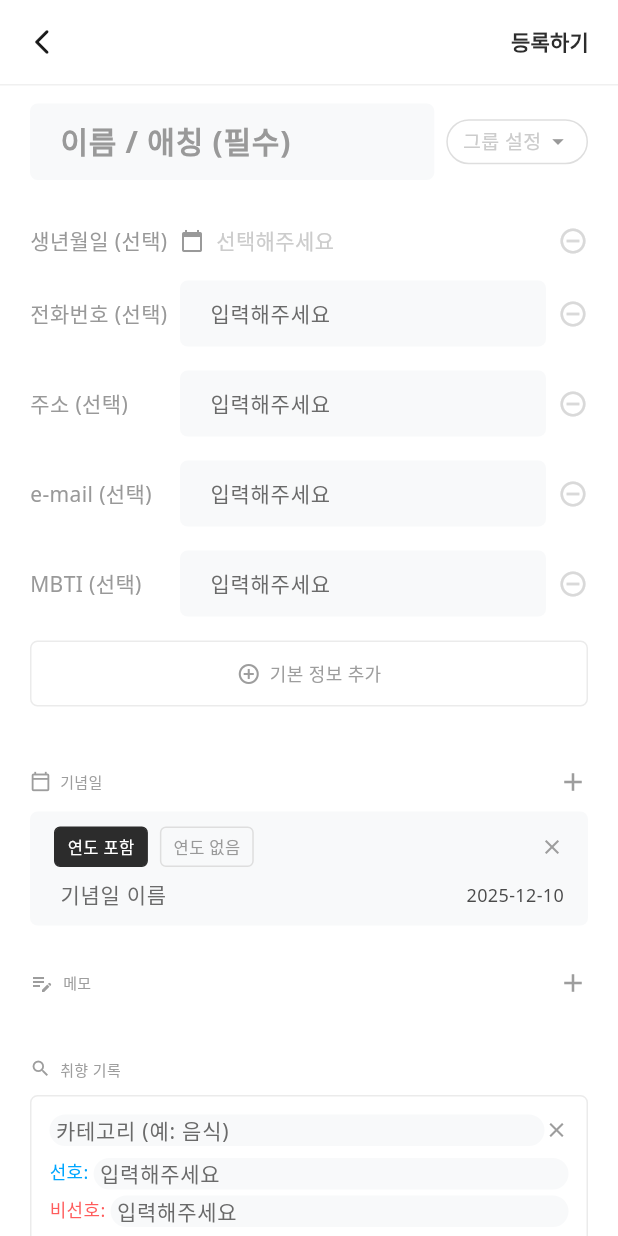
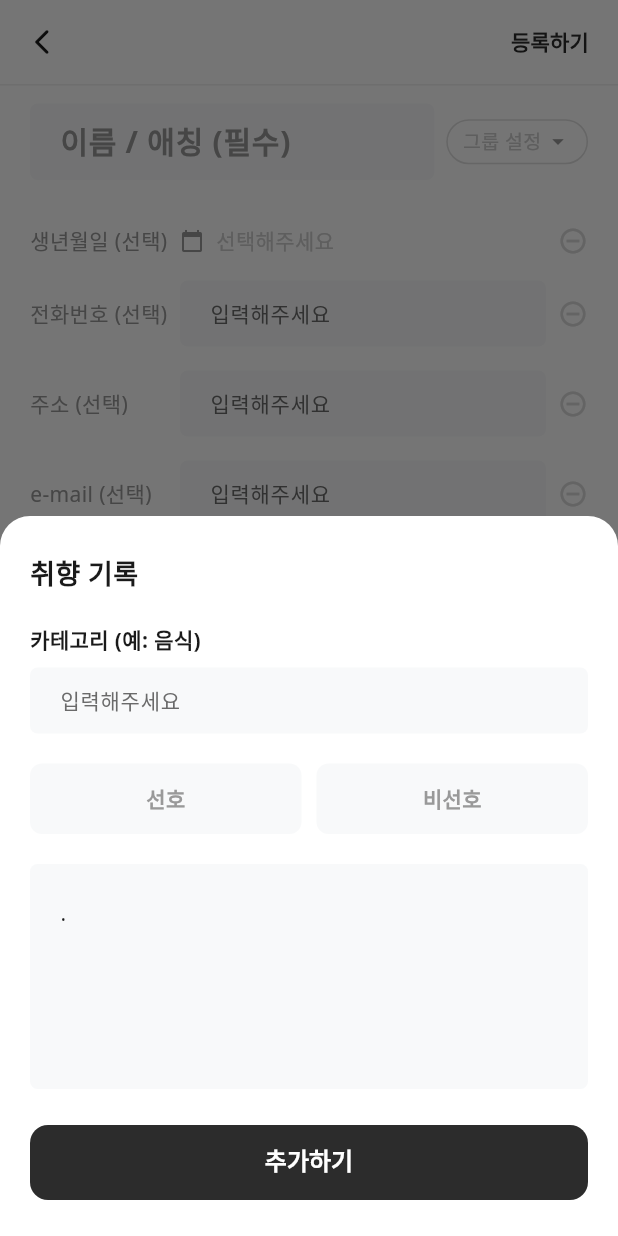
Before and after one commit to uiiuodo/testedn5, a Flutter app: the PersonEditScreen screen opened directly, after a tap on the "add" icon, after a tap on "취향 기록 추가하기", on a phone screen of 412 x 824 dp. Run offline on Flutter 3.47's test engine with Material 3 defaults, Android fonts, the phone set to English and light mode, and no system bars; our stand-ins replace firebase_core, get, hive, hive_flutter, shared_preferences, table_calendar; missing offline and left inert: lunar; accounts and stored records are empty; Roboto replaces fonts that are missing (Noto Sans).

Commit message:
등록화면 수정

```diff
--- a/lib/ui/page/people/person_edit_screen.dart
+++ b/lib/ui/page/people/person_edit_screen.dart
@@ -5,6 +5,7 @@ import '../../theme/app_colors.dart';
 import '../../theme/app_text_styles.dart';
 import '../../widgets/common/custom_app_bar.dart';
 import '../../widgets/common/custom_input_field.dart';
+import 'preference_add_bottom_sheet.dart';
 import '../../widgets/common/group_add_bottom_sheet.dart';
 import '../../widgets/common/group_dropdown_menu.dart';
 import '../../widgets/common/group_management_bottom_sheet.dart';
@@ -717,39 +718,47 @@ class PersonEditScreen extends StatelessWidget {
                     final pref = entry.value;
                     return Container(
                       margin: const EdgeInsets.only(bottom: 8),
-                      padding: const EdgeInsets.all(12),
+                      padding: const EdgeInsets.symmetric(
+                        horizontal: 16,
+                        vertical: 10,
+                      ),
                       decoration: BoxDecoration(
-                        color: Colors.white,
+                        color: AppColors.surface,
                         borderRadius: BorderRadius.circular(5),
-                        border: Border.all(color: const Color(0xFFEBEBEB)),
                       ),
-                      child: Column(
+                      child: Row(
                         crossAxisAlignment: CrossAxisAlignment.start,
                         children: [
-                          Row(
-                            mainAxisAlignment: MainAxisAlignment.spaceBetween,
-                            children: [
                           Expanded(
-                                child: TextFormField(
-                                  initialValue: pref.title,
-                                  onChanged: (value) {
-                                    controller.updatePreference(
-                                      index,
-                                      value,
-                                      pref.like ?? '',
-                                      pref.dislike ?? '',
-                                    );
-                                  },
+                            child: RichText(
+                              text: TextSpan(
                                 style: const TextStyle(
                                   fontSize: 13,
+                                  color: Color(0xFF2A2A2A),
+                                  height: 1.4,
+                                ),
+                                children: [
+                                  TextSpan(
+                                    text: '${pref.title} ',
+                                    style: const TextStyle(
+                                      fontWeight: FontWeight.bold,
+                                    ),
+                                  ),
+                                  TextSpan(
+                                    text: pref.like != null
+                                        ? '- 선호 : '
+                                        : '- 비선호 : ',
+                                    style: TextStyle(
+                                      color: pref.like != null
+                                          ? AppColors.primary
+                                          : const Color(0xFFFF5252),
                                       fontWeight: FontWeight.w500,
-                                    color: Color(0xFF404040),
                                     ),
-                                  decoration: const InputDecoration(
-                                    isDense: true,
-                                    contentPadding: EdgeInsets.zero,
-                                    border: InputBorder.none,
-                                    hintText: '카테고리 (예: 음식)',
+                                  ),
+                                  TextSpan(
+                                    text: pref.like ?? pref.dislike ?? '',
+                                  ),
+                                ],
                               ),
                             ),
                           ),
@@ -765,91 +774,27 @@ class PersonEditScreen extends StatelessWidget {
                           ),
                         ],
                       ),
-                          const SizedBox(height: 8),
-                          Row(
-                            crossAxisAlignment: CrossAxisAlignment.start,
-                            children: [
-                              const Text(
-                                '선호: ',
-                                style: TextStyle(
-                                  fontSize: 12,
-                                  color: Color(0xFF00A6FF),
-                                ),
-                              ),
-                              Expanded(
-                                child: TextFormField(
-                                  initialValue: pref.like,
-                                  onChanged: (value) {
-                                    controller.updatePreference(
-                                      index,
-                                      pref.title,
-                                      value,
-                                      pref.dislike ?? '',
-                                    );
-                                  },
-                                  maxLines: null,
-                                  style: const TextStyle(
-                                    fontSize: 12,
-                                    color: Color(0xFF464646),
-                                  ),
-                                  decoration: const InputDecoration(
-                                    isDense: true,
-                                    contentPadding: EdgeInsets.zero,
-                                    border: InputBorder.none,
-                                    hintText: '입력해주세요',
-                                  ),
-                                ),
-                              ),
-                            ],
-                          ),
-                          const SizedBox(height: 4),
-                          Row(
-                            crossAxisAlignment: CrossAxisAlignment.start,
-                            children: [
-                              const Text(
-                                '비선호: ',
-                                style: TextStyle(
-                                  fontSize: 12,
-                                  color: Color(0xFFFF5C5C),
-                                ),
-                              ),
-                              Expanded(
-                                child: TextFormField(
-                                  initialValue: pref.dislike,
-                                  onChanged: (value) {
-                                    controller.updatePreference(
-                                      index,
-                                      pref.title,
-                                      pref.like ?? '',
-                                      value,
-                                    );
-                                  },
-                                  maxLines: null,
-                                  style: const TextStyle(
-                                    fontSize: 12,
-                                    color: Color(0xFF464646),
-                                  ),
-                                  decoration: const InputDecoration(
-                                    isDense: true,
-                                    contentPadding: EdgeInsets.zero,
-                                    border: InputBorder.none,
-                                    hintText: '입력해주세요',
-                                  ),
-                                ),
-                              ),
-                            ],
-                          ),
-                        ],
-                      ),
                     );
                   }).toList(),
                 ),
               ),
+              const SizedBox(height: 16),
+
               // Add Preference Button
               _buildAddButton(
                 label: '취향 기록 추가하기',
                 onTap: () {
-                  controller.addPreference('', '', '');
+                  showModalBottomSheet(
+                    context: context,
+                    isScrollControlled: true,
+                    backgroundColor: Colors.transparent,
+                    builder: (context) => PreferenceAddBottomSheet(
+                      onAdd: (category, isLike, contents) {
+                        controller.addPreferences(category, isLike, contents);
+                        Get.back();
+                      },
+                    ),
+                  );
                 },
               ),
               const SizedBox(height: 40),
--- /dev/null
+++ b/lib/ui/page/people/preference_add_bottom_sheet.dart
@@ -0,0 +1,251 @@
+import 'package:flutter/material.dart';
+import 'package:get/get.dart';
+import '../../theme/app_colors.dart';
+
+import '../../widgets/common/custom_input_field.dart';
+
+class PreferenceAddBottomSheet extends StatefulWidget {
+  final Function(String category, bool isLike, List<String> contents) onAdd;
+
+  const PreferenceAddBottomSheet({super.key, required this.onAdd});
+
+  @override
+  State<PreferenceAddBottomSheet> createState() =>
+      _PreferenceAddBottomSheetState();
+}
+
+class _PreferenceAddBottomSheetState extends State<PreferenceAddBottomSheet> {
+  final TextEditingController _categoryController = TextEditingController();
+  final TextEditingController _contentController = TextEditingController();
+
+  // true: Like, false: Dislike, null: Not selected
+  bool? _isLike;
+
+  @override
+  void initState() {
+    super.initState();
+    // Start with a bullet point
+    _contentController.text = '· ';
+  }
+
+  @override
+  void dispose() {
+    _categoryController.dispose();
+    _contentController.dispose();
+    super.dispose();
+  }
+
+  void _handleContentChange(String value) {
+    // Simple auto-bullet logic
+    // If the user just pressed enter (newline), add a bullet
+    if (value.endsWith('\n')) {
+      final newValue = '$value· ';
+      _contentController.value = TextEditingValue(
+        text: newValue,
+        selection: TextSelection.collapsed(offset: newValue.length),
+      );
+    }
+  }
+
+  void _submit() {
+    final category = _categoryController.text.trim();
+    if (category.isEmpty) {
+      Get.snackbar('알림', '카테고리를 입력해주세요.');
+      return;
+    }
+
+    if (_isLike == null) {
+      Get.snackbar('알림', '선호/비선호를 선택해주세요.');
+      return;
+    }
+
+    // Parse content
+    final rawLines = _contentController.text.split('\n');
+    final validContents = <String>[];
+
+    for (final line in rawLines) {
+      // Remove leading bullet and whitespace
+      var cleanLine = line.trim();
+      if (cleanLine.startsWith('·')) {
+        cleanLine = cleanLine.substring(1).trim();
+      }
+
+      if (cleanLine.isNotEmpty) {
+        validContents.add(cleanLine);
+      }
+    }
+
+    if (validContents.isEmpty) {
+      Get.snackbar('알림', '내용을 입력해주세요.');
+      return;
+    }
+
+    widget.onAdd(category, _isLike!, validContents);
+  }
+
+  @override
+  Widget build(BuildContext context) {
+    return Container(
+      padding: EdgeInsets.only(
+        top: 24,
+        left: 20,
+        right: 20,
+        bottom: MediaQuery.of(context).viewInsets.bottom + 24,
+      ),
+      decoration: const BoxDecoration(
+        color: Colors.white,
+        borderRadius: BorderRadius.vertical(top: Radius.circular(20)),
+      ),
+      child: Column(
+        mainAxisSize: MainAxisSize.min,
+        crossAxisAlignment: CrossAxisAlignment.start,
+        children: [
+          const Text(
+            '취향 기록',
+            style: TextStyle(
+              fontSize: 18,
+              fontWeight: FontWeight.bold,
+              color: AppColors.textPrimary,
+            ),
+          ),
+          const SizedBox(height: 20),
+
+          // Category
+          CustomInputField(
+            controller: _categoryController,
+            label: '카테고리 (예: 음식)',
+            hint: '입력해주세요',
+          ),
+          const SizedBox(height: 20),
+
+          // Type Selection (Like / Dislike)
+          Row(
+            children: [
+              Expanded(
+                child: GestureDetector(
+                  onTap: () {
+                    setState(() {
+                      _isLike = true;
+                    });
+                  },
+                  child: Container(
+                    padding: const EdgeInsets.symmetric(vertical: 12),
+                    decoration: BoxDecoration(
+                      color: _isLike == true
+                          ? AppColors.primary.withOpacity(0.1)
+                          : AppColors.surface,
+                      borderRadius: BorderRadius.circular(8),
+                      border: Border.all(
+                        color: _isLike == true
+                            ? AppColors.primary
+                            : Colors.transparent,
+                      ),
+                    ),
+                    alignment: Alignment.center,
+                    child: Text(
+                      '선호',
+                      style: TextStyle(
+                        fontSize: 14,
+                        fontWeight: FontWeight.w600,
+                        color: _isLike == true
+                            ? AppColors.primary
+                            : const Color(0xFF999999),
+                      ),
+                    ),
+                  ),
+                ),
+              ),
+              const SizedBox(width: 10),
+              Expanded(
+                child: GestureDetector(
+                  onTap: () {
+                    setState(() {
+                      _isLike = false;
+                    });
+                  },
+                  child: Container(
+                    padding: const EdgeInsets.symmetric(vertical: 12),
+                    decoration: BoxDecoration(
+                      color: _isLike == false
+                          ? const Color(0xFFFFEBEB) // Light Red
+                          : AppColors.surface,
+                      borderRadius: BorderRadius.circular(8),
+                      border: Border.all(
+                        color: _isLike == false
+                            ? const Color(0xFFFF5252) // Red
+                            : Colors.transparent,
+                      ),
+                    ),
+                    alignment: Alignment.center,
+                    child: Text(
+                      '비선호',
+                      style: TextStyle(
+                        fontSize: 14,
+                        fontWeight: FontWeight.w600,
+                        color: _isLike == false
+                            ? const Color(0xFFFF5252)
+                            : const Color(0xFF999999),
+                      ),
+                    ),
+                  ),
+                ),
+              ),
+            ],
+          ),
+          const SizedBox(height: 20),
+
+          // Content Input
+          Container(
+            height: 150,
+            padding: const EdgeInsets.symmetric(horizontal: 16, vertical: 12),
+            decoration: BoxDecoration(
+              color: AppColors.surface,
+              borderRadius: BorderRadius.circular(5),
+            ),
+            child: TextField(
+              controller: _contentController,
+              onChanged: _handleContentChange,
+              maxLines: null,
+              style: const TextStyle(
+                fontSize: 14,
+                height: 1.5,
+                color: AppColors.textPrimary,
+              ),
+              decoration: const InputDecoration(
+                border: InputBorder.none,
+                hintText: '내용 입력하기',
+                hintStyle: TextStyle(color: Color(0xFF999999)),
+                contentPadding: EdgeInsets.zero,
+              ),
+            ),
+          ),
+          const SizedBox(height: 24),
+
+          // Add Button
+          SizedBox(
+            width: double.infinity,
+            height: 50,
+            child: ElevatedButton(
+              onPressed: _submit,
+              style: ElevatedButton.styleFrom(
+                backgroundColor: AppColors.primary,
+                shape: RoundedRectangleBorder(
+                  borderRadius: BorderRadius.circular(12),
+                ),
+                elevation: 0,
+              ),
+              child: const Text(
+                '추가하기',
+                style: TextStyle(
+                  fontSize: 16,
+                  fontWeight: FontWeight.bold,
+                  color: Colors.white,
+                ),
+              ),
+            ),
+          ),
+        ],
+      ),
+    );
+  }
+}
```
Also changed, not shown: lib/ui/page/people/person_edit_controller.dart (+14 -0 lines). Lines whose indentation alone changed are shown as unchanged.
